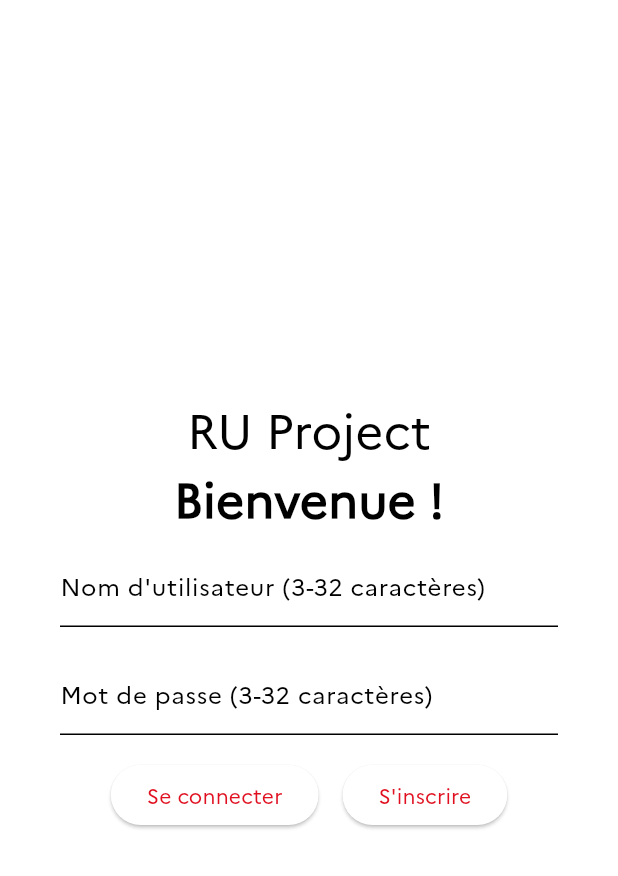
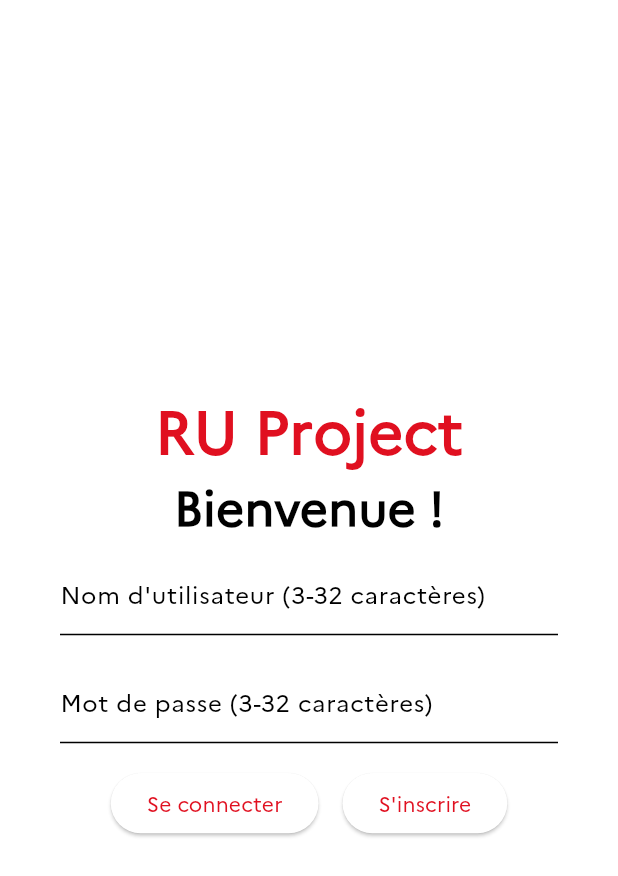
Before and after one commit to PlsJustDoIt/ru_project, a Flutter app: the screen it shows after launch, on a phone screen of 412 x 824 dp. Shown: the top 876 px of the screen. Run offline on Flutter 3.47's test engine with Material 3 defaults, Android fonts, the phone set to English and light mode, and no system bars; drawn by our look-alikes of flutter_animate; our stand-ins replace dio, flutter_lorem, flutter_secure_storage, image_picker, jwt_decoder, liquid_swipe and 4 more; missing offline and left inert: cross_cache, duration, feedback, flutter_chat_core, flutter_chat_ui, flyer_chat_image_message and 1 more; accounts and stored records are empty.

Commit message:
feat: enhance title animation in WelcomeWidget with sequential fade-in effect

```diff
--- a/flutter/lib/widgets/welcome.dart
+++ b/flutter/lib/widgets/welcome.dart
@@ -1,6 +1,7 @@
 import 'package:flutter/material.dart';
 import 'package:flutter_animate/flutter_animate.dart';
 import 'package:provider/provider.dart';
+import 'package:ru_project/models/color.dart';
 import 'package:ru_project/models/user.dart';
 import 'package:ru_project/providers/user_provider.dart';
 import 'package:ru_project/services/api_service.dart';
@@ -56,9 +57,23 @@ class _WelcomeWidget2State extends State<WelcomeWidget>
           child: Column(
             mainAxisAlignment: MainAxisAlignment.center,
             children: [
-              const Text(
-                'RU Project',
-                style: TextStyle(fontSize: 32, fontFamily: 'Marianne'),
+              Row( //Title animation
+                mainAxisAlignment: MainAxisAlignment.center,
+                children: 'RU Project'.split('').asMap().entries.map((entry) {
+                  final index = entry.key;
+                  final letter = entry.value;
+                  return Text(
+                    letter,
+                    style: const TextStyle(
+                      fontSize: 40,
+                      fontFamily: 'Marianne',
+                      fontWeight: FontWeight.bold,
+                      color: AppColors.primaryColor,
+                    ),
+                  )
+                      .animate()
+                      .fadeIn(duration: 300.ms, delay: (index * 100).ms); // Sequential fade-in
+                }).toList(),
               ),
               const Text(
                 'Bienvenue !',
```
